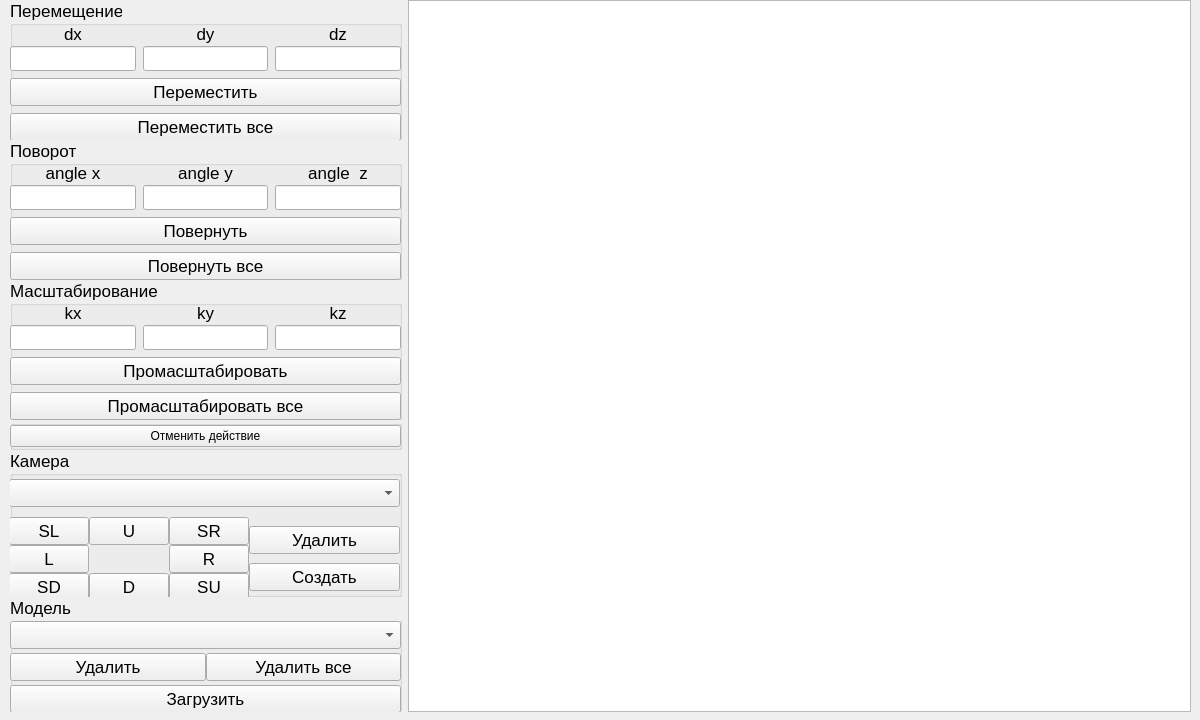
This is OOP/lab_03/qt_ui/mainwindow.ui in SerPan23/BMSTU_SEM_4 as Qt 5 draws it before an edit. The edited form follows.
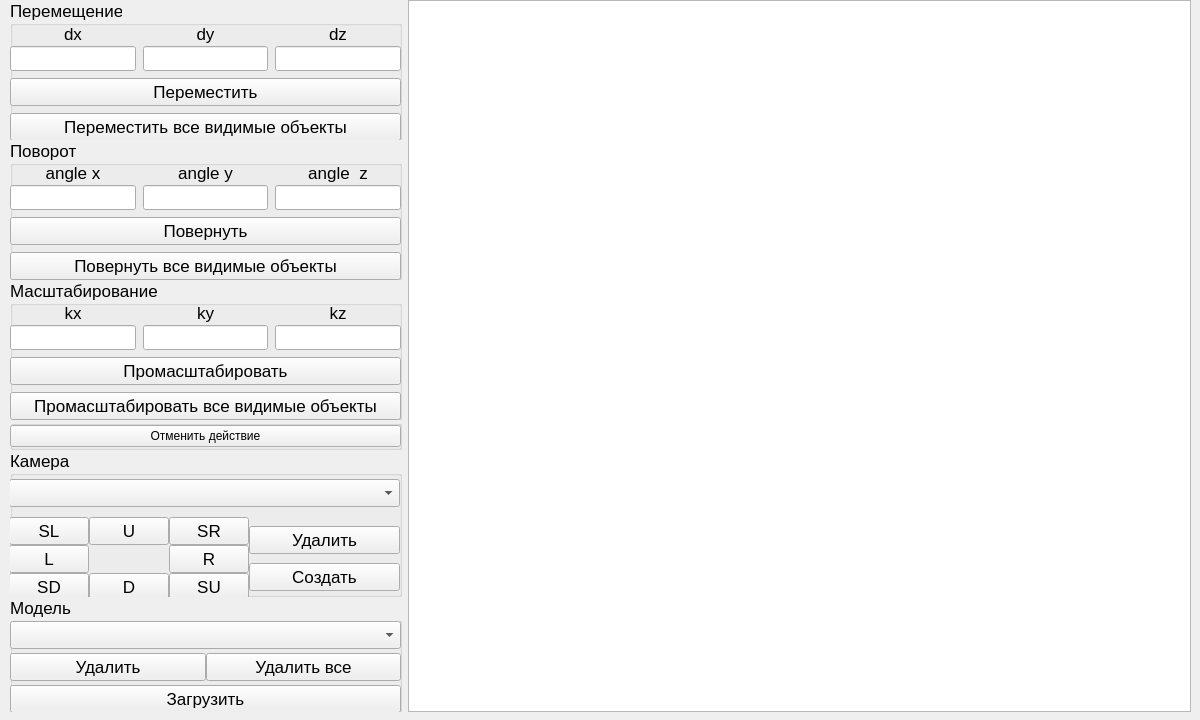
This is the edited form.

```diff
--- a/OOP/lab_03/qt_ui/mainwindow.ui
+++ b/OOP/lab_03/qt_ui/mainwindow.ui
@@ -206,7 +206,7 @@
              <item>
               <widget class="QPushButton" name="btn_move_all">
                <property name="text">
-                <string>Переместить все</string>
+                <string>Переместить все видимые объекты</string>
                </property>
               </widget>
              </item>
@@ -381,7 +381,7 @@
              <item>
               <widget class="QPushButton" name="btn_rotate_all">
                <property name="text">
-                <string>Повернуть все</string>
+                <string>Повернуть все видимые объекты</string>
                </property>
               </widget>
              </item>
@@ -556,7 +556,7 @@
              <item>
               <widget class="QPushButton" name="btn_scale_all">
                <property name="text">
-                <string>Промасштабировать все</string>
+                <string>Промасштабировать все видимые объекты</string>
                </property>
               </widget>
              </item>
```
